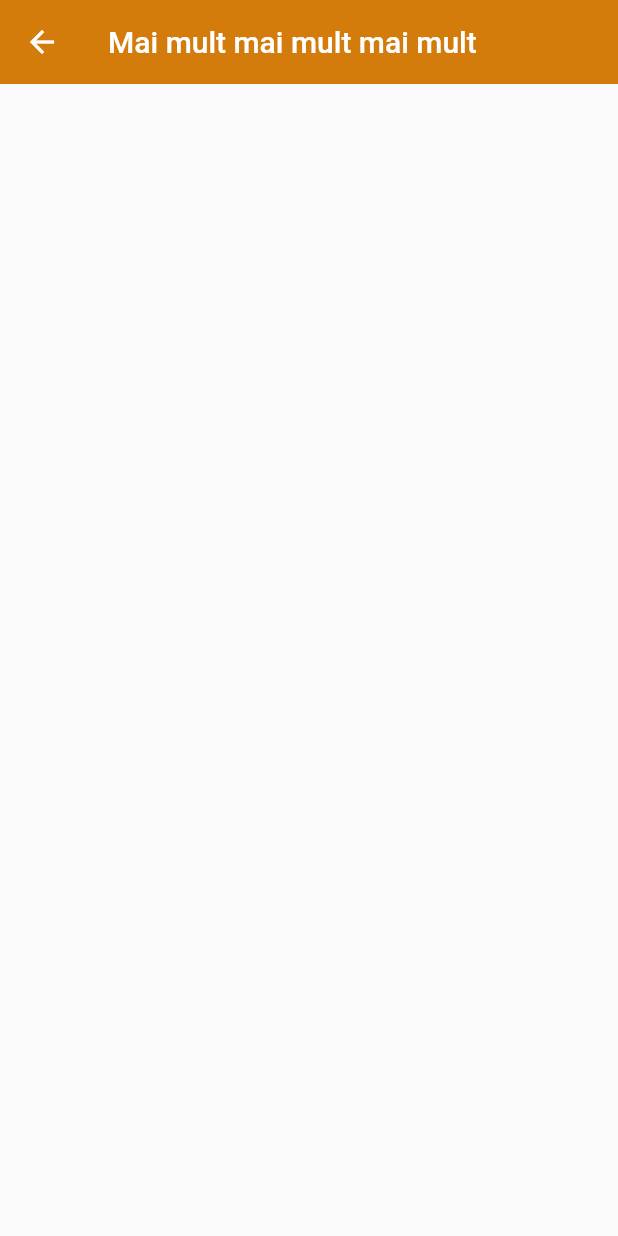
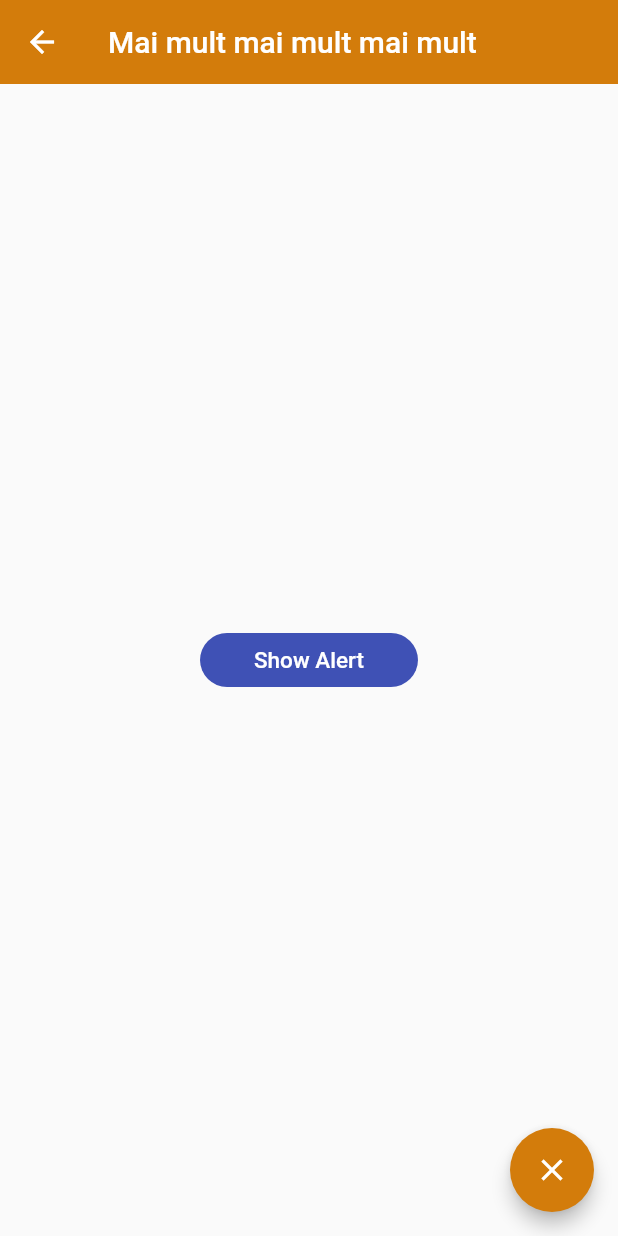
Before and after one commit to florinawer/FlutterComponents, a Flutter app: the AlertScreen screen opened by its route, on a phone screen of 412 x 824 dp. Run offline on Flutter 3.47's test engine with Material 2 defaults, Android fonts, the phone set to English and light mode, and no system bars.

Commit message:
Alert dialog with pop up, cancel button and design

```diff
--- a/flutty_components/lib/screens/alert_screen.dart
+++ b/flutty_components/lib/screens/alert_screen.dart
@@ -9,6 +9,50 @@ class AlertScreen extends StatelessWidget {
       appBar: AppBar(
         title: const Text('Mai mult mai mult mai mult'),
       ),
+      body: Center(
+          child: ElevatedButton(
+              onPressed: () => displayDialog(
+                    context,
+                  ), //hace referencia al metodo, no lo ejecuta
+              //el diseño del boton lo pilla desde app_theme ya que todos los botones de este tipo se han determinado con un estilo
+              child: const Padding(
+                padding: EdgeInsets.symmetric(horizontal: 20, vertical: 8),
+                child: Text('Show Alert', style: TextStyle(fontSize: 15)),
+              ))),
+      floatingActionButton: FloatingActionButton(
+          //backgroundColor: Colors.purple,
+          child: const Icon(Icons.close),
+          onPressed: () => Navigator.pop(context)),
     );
   }
+
+  void displayDialog(BuildContext context) {
+    showDialog(
+        barrierDismissible:
+            false, //si pulsas fuera del pop up se cierra estando a true
+        context: context,
+        builder: (context) {
+          return AlertDialog(
+            elevation: 5,
+            shape:
+                RoundedRectangleBorder(borderRadius: BorderRadius.circular(15)),
+            title: const Text('Alert jumped'),
+            content: Column(
+              mainAxisSize: MainAxisSize.min,
+              children: const [
+                Text('Alert important content'),
+                SizedBox(height: 10),
+                FlutterLogo(
+                  size: 100,
+                )
+              ],
+            ),
+            actions: [
+              TextButton(
+                  onPressed: () => Navigator.pop(context),
+                  child: const Text('Cancel'))
+            ],
+          );
+        });
+  }
 }
--- a/flutty_components/lib/themes/app_theme.dart
+++ b/flutty_components/lib/themes/app_theme.dart
@@ -9,6 +9,18 @@ class AppTheme {
 
       //AppBar theme
       appBarTheme: const AppBarTheme(color: primary, elevation: 0),
+
+      //
+      floatingActionButtonTheme: const FloatingActionButtonThemeData(
+          backgroundColor: primary, elevation: 5),
+
+      //elevated button
+      elevatedButtonTheme: ElevatedButtonThemeData(
+        style: ElevatedButton.styleFrom(
+            primary: Colors.indigo,
+            shape: const StadiumBorder(),
+            elevation: 0),
+      ),
 
       //se le pone aqui y todos los TextBotones se pasan a este color
       textButtonTheme: TextButtonThemeData(
```
